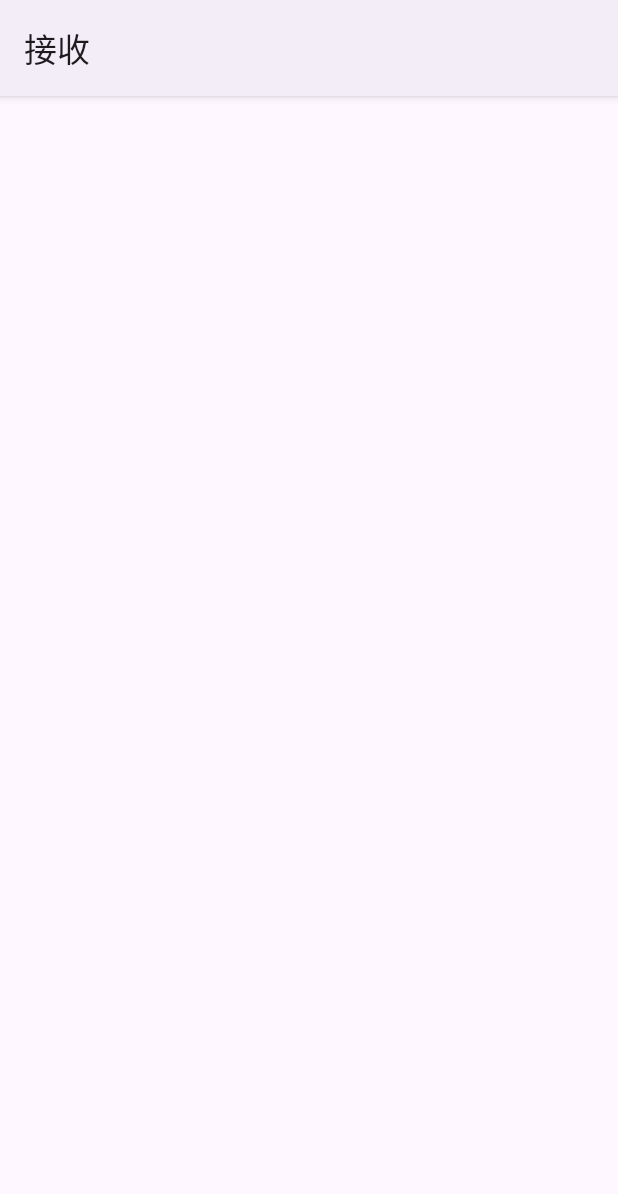
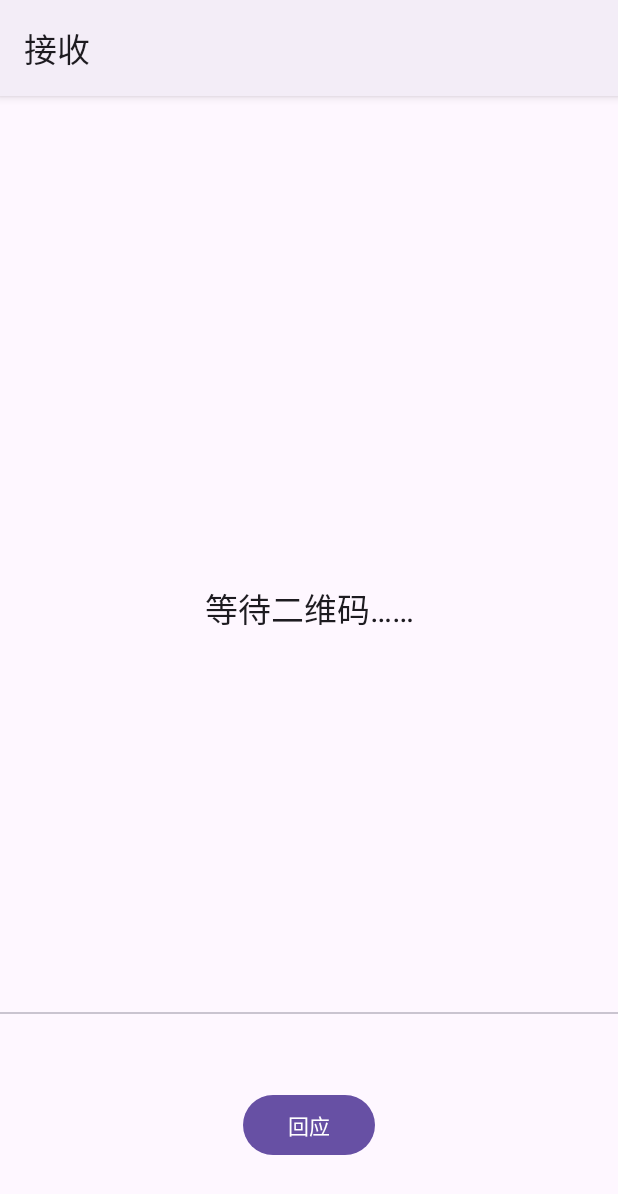
Before and after one commit to bczhc/QrCodeTransfer, an Android app: the ReceiveActivity screen opened directly, with no data from a screen before it, on a phone screen of 412 x 824 dp. Before the commit the part shown is almost empty. Shown: the top 1194 px of the screen. Run offline under Robolectric (Android 15) with nearby library versions, the phone set to English and light mode, and no system bars.

Commit message:
ReceiveActivity: generate QR code

```diff
--- /dev/null
+++ b/app/src/main/res/layout/activity_send.xml
@@ -0,0 +1,67 @@
+<?xml version="1.0" encoding="utf-8"?>
+<RelativeLayout xmlns:android="http://schemas.android.com/apk/res/android"
+    xmlns:tools="http://schemas.android.com/tools"
+    android:layout_width="match_parent"
+    android:layout_height="match_parent"
+    android:orientation="vertical">
+
+    <LinearLayout
+        android:layout_width="match_parent"
+        android:layout_height="0dp"
+        android:layout_above="@id/bottom_divider"
+        android:layout_alignParentTop="true"
+        android:orientation="vertical">
+
+        <FrameLayout
+            android:layout_width="match_parent"
+            android:layout_height="wrap_content">
+
+            <ImageView
+                android:id="@+id/qr_iv"
+                android:layout_width="match_parent"
+                android:layout_height="wrap_content"
+                android:visibility="invisible"
+                tools:ignore="ContentDescription" />
+
+            <TextView
+                android:id="@+id/qr_wait_placeholder"
+                android:layout_width="match_parent"
+                android:layout_height="1024px"
+                android:gravity="center"
+                android:text="等待二维码……"
+                android:textAppearance="@style/TextAppearance.Material3.TitleLarge" />
+        </FrameLayout>
+
+        <com.google.android.material.divider.MaterialDivider
+            android:layout_width="match_parent"
+            android:layout_height="wrap_content" />
+
+        <TextView
+            android:id="@+id/log_tv"
+            android:layout_width="match_parent"
+            android:layout_height="wrap_content"
+            android:padding="5sp"
+            tools:text="A\nB\nC" />
+    </LinearLayout>
+
+    <com.google.android.material.divider.MaterialDivider
+        android:id="@+id/bottom_divider"
+        android:layout_width="match_parent"
+        android:layout_height="wrap_content"
+        android:layout_above="@id/bottomRL" />
+
+    <RelativeLayout
+        android:id="@+id/bottomRL"
+        android:layout_width="match_parent"
+        android:layout_height="wrap_content"
+        android:layout_alignParentBottom="true"
+        android:gravity="center_horizontal"
+        android:padding="50dp">
+
+        <com.google.android.material.button.MaterialButton
+            android:id="@+id/response_btn"
+            android:layout_width="wrap_content"
+            android:layout_height="wrap_content"
+            android:text="回应" />
+    </RelativeLayout>
+</RelativeLayout>
```
Also changed, not shown: app/src/main/java/pers/zhc/android/qrcodetransfer/QrCodeUtils.kt (added, +23 -0 lines), app/src/main/java/pers/zhc/android/qrcodetransfer/ReceiveActivity.kt (+28 -0 lines).
